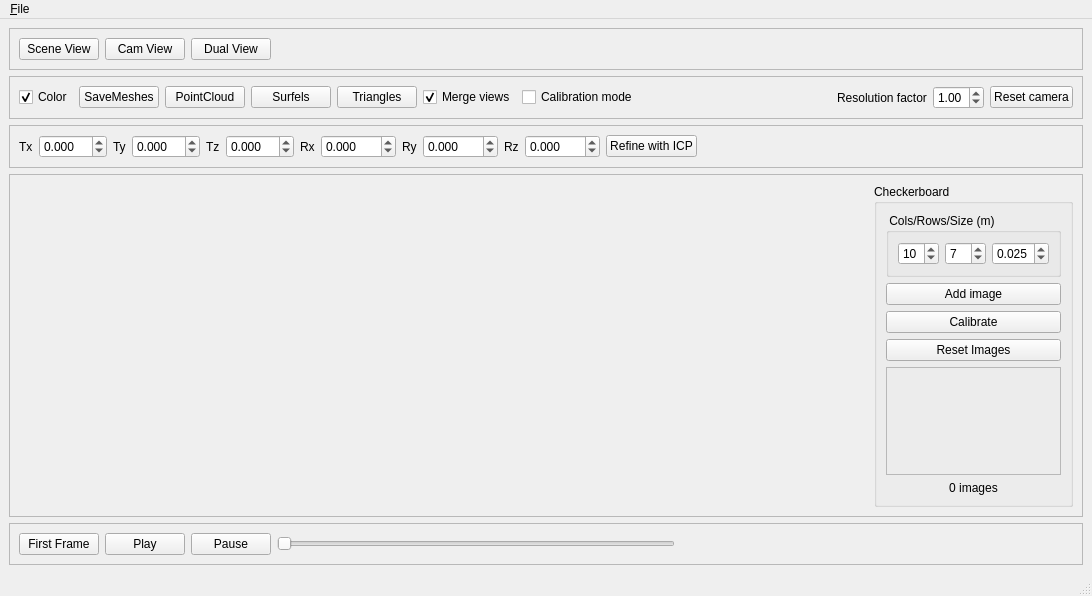
This is Projects/multikinect/View3dWindow.ui in alvinkheng/Movie-Maker as Qt 5 draws it before an edit. The edited form follows.
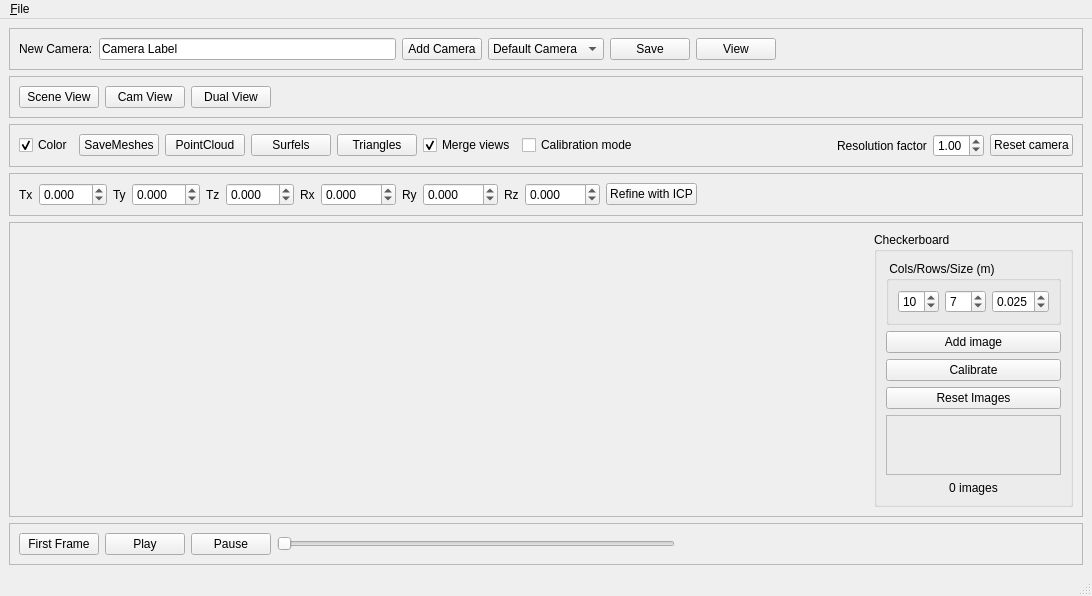
This is the edited form. Custom widgets are drawn as their Qt base class.

Commit message: merged camera controls

The edit to the form file:
```diff
--- a/Projects/multikinect/View3dWindow.ui
+++ b/Projects/multikinect/View3dWindow.ui
@@ -16,7 +16,94 @@
   <widget class="QWidget" name="centralwidget">
    <layout class="QVBoxLayout" name="verticalLayout">
        
-       
+       <item>
+           <widget class="QFrame" name="frame_6">
+               <property name="sizePolicy">
+                   <sizepolicy hsizetype="Preferred" vsizetype="Fixed">
+                       <horstretch>0</horstretch>
+                       <verstretch>0</verstretch>
+                   </sizepolicy>
+               </property>
+               <property name="frameShape">
+                   <enum>QFrame::StyledPanel</enum>
+               </property>
+               <property name="frameShadow">
+                   <enum>QFrame::Raised</enum>
+               </property>
+               <layout class="QHBoxLayout" name="horizontalLayout0">
+                   <item>
+                       <widget class="QLabel" name="label">
+                           <property name="text">
+                               <string>New Camera:</string>
+                           </property>
+                       </widget>
+                   </item>
+                   <item>
+                       <widget class="QLineEdit" name="camera_name">
+                           <property name="minimumSize">
+                               <size>
+                                   <width>70</width>
+                                   <height>0</height>
+                               </size>
+                           </property>
+                           <property name="focusPolicy">
+                               <enum>Qt::ClickFocus</enum>
+                           </property>
+                           <property name="text">
+                               <string>Camera Label</string>
+                           </property>
+                       </widget>
+                   </item>
+                   <item>
+                       <widget class="QPushButton" name="addCamera">
+                           <property name="text">
+                               <string>Add Camera</string>
+                           </property>
+                       </widget>
+                   </item>
+                   <item>
+                       <widget class="QComboBox" name="camera_selector">
+                           <item>
+                               <property name="text">
+                                   <string>Default Camera</string>
+                               </property>
+                           </item>
+                       </widget>
+                   </item>
+                   <item>
+                       <layout class="QHBoxLayout" name="horizontalLayout_camera1">
+                           <item>
+                               <widget class="QPushButton" name="setCamera">
+                                   <property name="text">
+                                       <string>Save</string>
+                                   </property>
+                               </widget>
+                           </item>
+                           <item>
+                               <widget class="QPushButton" name="viewCamera">
+                                   <property name="text">
+                                       <string>View</string>
+                                   </property>
+                               </widget>
+                           </item>
+                       </layout>
+                   </item>
+                   <item>
+                       <spacer name="horizontalSpacer">
+                           <property name="orientation">
+                               <enum>Qt::Horizontal</enum>
+                           </property>
+                           <property name="sizeHint" stdset="0">
+                               <size>
+                                   <width>40</width>
+                                   <height>20</height>
+                               </size>
+                           </property>
+                       </spacer>
+                   </item>
+               </layout>
+           </widget>
+       </item>
        
        <item>
            <widget class="QFrame" name="frame0">
```
The commit also changes 2 other files.
